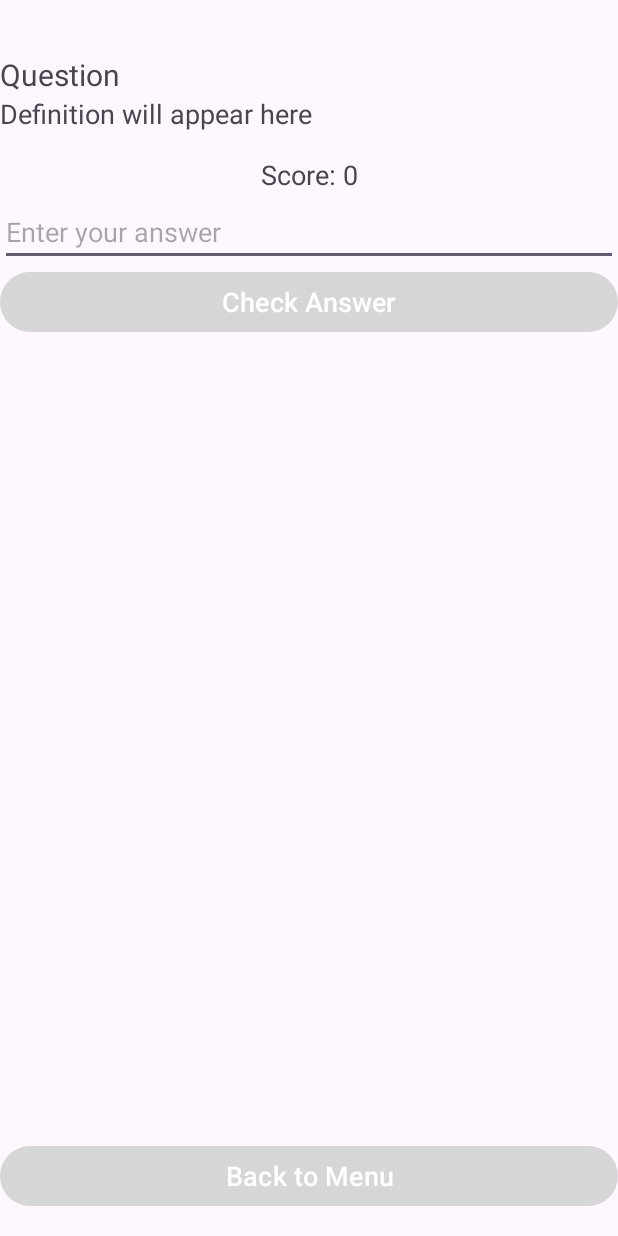
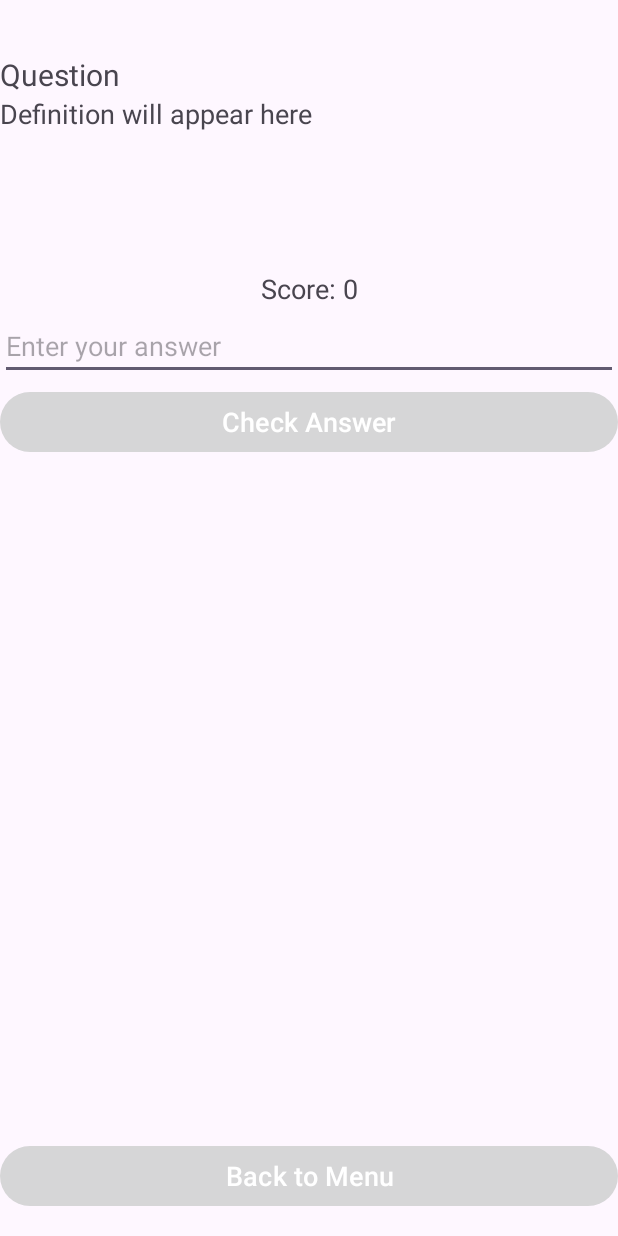
Before and after one commit to huythanh1324/language_learning_app, an Android app: the QuizActivity screen opened directly, with no data from a screen before it, on a phone screen of 412 x 824 dp. Run offline under Robolectric (Android 15) with nearby library versions, the phone set to English and light mode, and no system bars.

Commit message:
change/ quiz UI

```diff
--- a/app/src/main/res/layout/activity_quiz.xml
+++ b/app/src/main/res/layout/activity_quiz.xml
@@ -25,17 +25,6 @@
     <!-- Check button -->
 
     <TextView
-        android:id="@+id/scoreText"
-        android:layout_width="wrap_content"
-        android:layout_height="wrap_content"
-        android:layout_marginTop="104dp"
-        android:text="Score: 0"
-        android:textSize="18sp"
-        app:layout_constraintEnd_toEndOf="parent"
-        app:layout_constraintStart_toStartOf="parent"
-        app:layout_constraintTop_toTopOf="parent" />
-
-    <TextView
         android:id="@+id/definitionText"
         android:layout_width="0dp"
         android:layout_height="wrap_content"
@@ -46,11 +35,35 @@
         app:layout_constraintStart_toStartOf="parent"
         app:layout_constraintTop_toBottomOf="@+id/Question" />
 
+    <!-- Result TextView -->
+    <Button
+        android:id="@+id/checkButton"
+        android:layout_width="0dp"
+        android:layout_height="wrap_content"
+        android:layout_marginTop="4dp"
+        android:text="Check Answer"
+        android:textSize="18sp"
+        app:layout_constraintEnd_toEndOf="parent"
+        app:layout_constraintHorizontal_bias="0.0"
+        app:layout_constraintStart_toStartOf="parent"
+        app:layout_constraintTop_toBottomOf="@id/answerEditText" />
+
+    <TextView
+        android:id="@+id/scoreText"
+        android:layout_width="wrap_content"
+        android:layout_height="wrap_content"
+        android:layout_marginTop="180dp"
+        android:text="Score: 0"
+        android:textSize="18sp"
+        app:layout_constraintEnd_toEndOf="parent"
+        app:layout_constraintStart_toStartOf="parent"
+        app:layout_constraintTop_toTopOf="parent" />
+
     <EditText
         android:id="@+id/answerEditText"
         android:layout_width="0dp"
         android:layout_height="wrap_content"
-        android:layout_marginTop="44dp"
+        android:layout_marginTop="120dp"
         android:hint="Enter your answer"
         android:textSize="18sp"
         app:layout_constraintEnd_toEndOf="parent"
@@ -58,28 +71,17 @@
         app:layout_constraintStart_toStartOf="parent"
         app:layout_constraintTop_toBottomOf="@id/definitionText" />
 
-    <Button
-        android:id="@+id/checkButton"
-        android:layout_width="0dp"
-        android:layout_height="wrap_content"
-        android:text="Check Answer"
-        android:textSize="18sp"
-        app:layout_constraintTop_toBottomOf="@id/answerEditText"
-        app:layout_constraintStart_toStartOf="parent"
-        app:layout_constraintEnd_toEndOf="parent"/>
-
-    <!-- Result TextView -->
     <TextView
         android:id="@+id/resultText"
         android:layout_width="0dp"
         android:layout_height="wrap_content"
+        android:layout_marginTop="12dp"
         android:text=""
         android:textSize="18sp"
-        android:layout_marginTop="16dp"
-        android:layout_marginBottom="16dp"
-        app:layout_constraintTop_toBottomOf="@id/checkButton"
+        app:layout_constraintEnd_toEndOf="parent"
+        app:layout_constraintHorizontal_bias="0.0"
         app:layout_constraintStart_toStartOf="parent"
-        app:layout_constraintEnd_toEndOf="parent"/>
+        app:layout_constraintTop_toBottomOf="@id/checkButton" />
 
     <!-- Next Question button -->
     <Button
```
